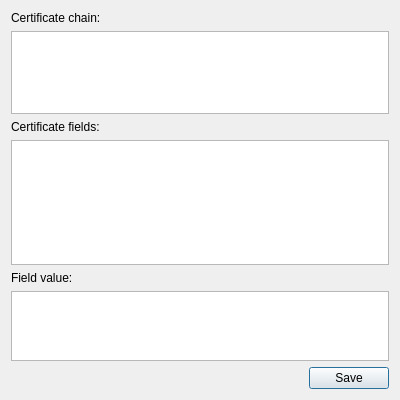
Qt form src/ui/CertificateDialog.ui (OtterBrowser/otter-browser) before a commit.
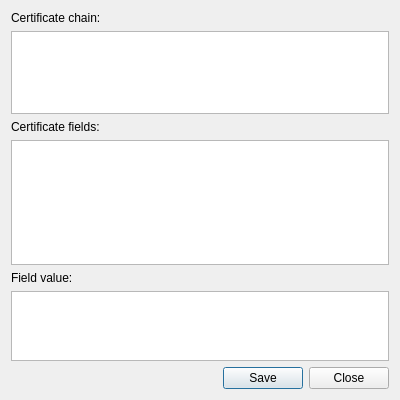
The same form after that commit. Custom widgets are drawn as their Qt base class.

Commit message: Extract remaining data from text version of QSslCertificate and format hexadecimal values, references #1000

```diff
--- a/src/ui/CertificateDialog.ui
+++ b/src/ui/CertificateDialog.ui
@@ -65,7 +65,7 @@
       <enum>Qt::Horizontal</enum>
      </property>
      <property name="standardButtons">
-      <set>QDialogButtonBox::Save</set>
+      <set>QDialogButtonBox::Close|QDialogButtonBox::Save</set>
      </property>
     </widget>
    </item>
```
Left out of the diff: 19 changed lines with no effect on the pictures. The commit also changes 2 other files.
